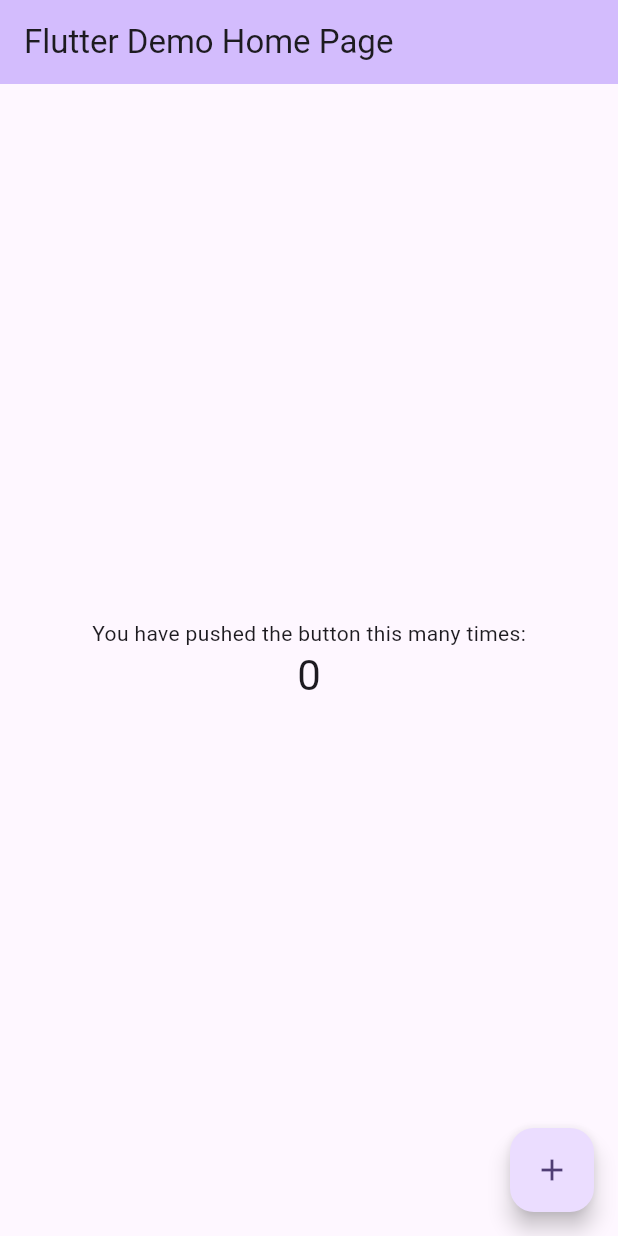
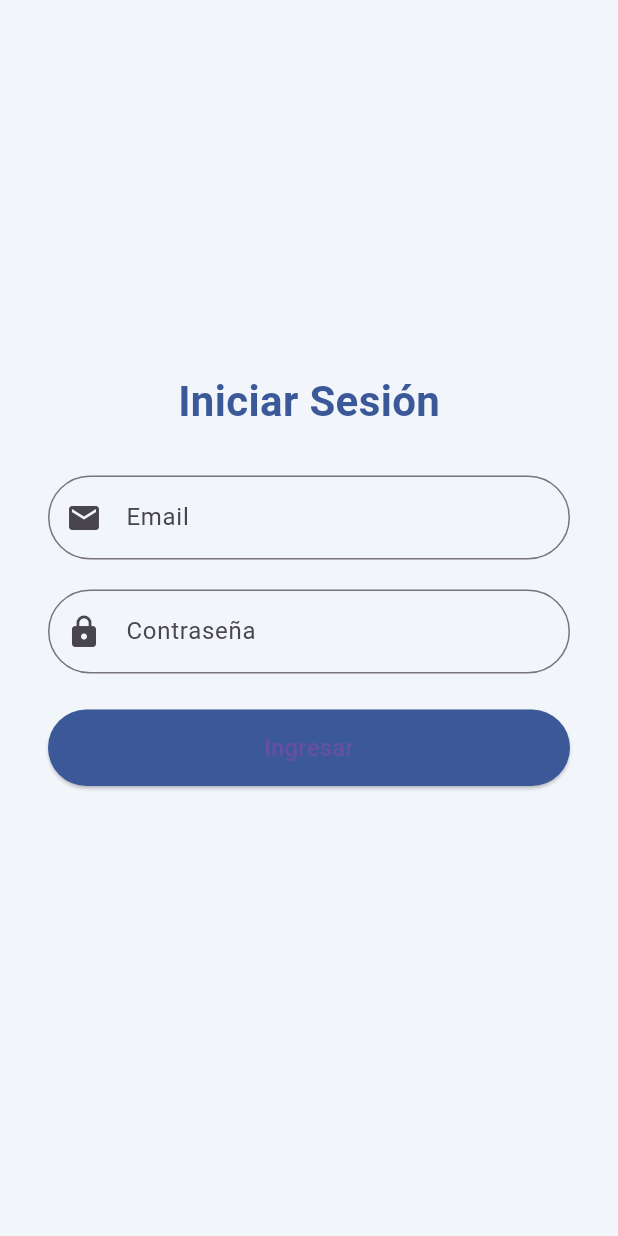
Before and after one commit to EstefaniaM08/Proyecto-Nomina-Frontend, a Flutter app: the screen it shows after launch, on a phone screen of 412 x 824 dp. Run offline on Flutter 3.47's test engine with Material 3 defaults, Android fonts, the phone set to English and light mode, and no system bars.

Commit message:
HU001: implementación de pantalla de login

```diff
--- /dev/null
+++ b/lib/login.dart
@@ -0,0 +1,137 @@
+// login.dart
+import 'package:flutter/material.dart';
+import 'usuario.dart';
+import 'api_service.dart';
+import 'menu_principal.dart';
+import 'registro_screen.dart';
+
+class LoginScreen extends StatefulWidget {
+  const LoginScreen({super.key});
+
+  @override
+  State<LoginScreen> createState() => _LoginScreenState();
+}
+
+class _LoginScreenState extends State<LoginScreen> {
+  final _formKey = GlobalKey<FormState>();
+  final emailController = TextEditingController();
+  final passwordController = TextEditingController();
+  String mensaje = '';
+  bool cargando = false;
+
+  void _login() async {
+    if (!_formKey.currentState!.validate()) return;
+
+    setState(() {
+      cargando = true;
+      mensaje = '';
+    });
+
+    final usuario = Usuario(
+      email: emailController.text.trim(),
+      password: passwordController.text,
+    );
+
+    try {
+      final loginExitoso = await loginUsuario(usuario);
+
+      if (loginExitoso) {
+        Navigator.pushReplacement(
+          context,
+          MaterialPageRoute(
+            builder: (context) => MenuPrincipal(email: usuario.email),
+          ),
+        );
+      } else {
+        setState(() {
+          mensaje = "❌ Credenciales incorrectas";
+        });
+      }
+    } catch (e) {
+      setState(() {
+        mensaje = "❌ Error: ${e.toString()}";
+      });
+    } finally {
+      setState(() {
+        cargando = false;
+      });
+    }
+  }
+
+  String? _validarEmail(String? value) {
+    if (value == null || value.isEmpty) return "El correo es obligatorio";
+    final emailRegex = RegExp(r'^[^@]+@[^@]+\.[^@]+');
+    if (!emailRegex.hasMatch(value)) return "Ingrese un correo válido";
+    return null;
+  }
+
+  String? _validarPassword(String? value) {
+    if (value == null || value.isEmpty) return "La contraseña es obligatoria";
+    return null;
+  }
+
+  @override
+  Widget build(BuildContext context) {
+    return Scaffold(
+      body: Center(
+        child: SingleChildScrollView(
+          padding: const EdgeInsets.all(32),
+          child: Form(
+            key: _formKey,
+            child: Column(
+              children: [
+                const Text(
+                  "Iniciar Sesión",
+                  style: TextStyle(
+                    fontSize: 28,
+                    fontWeight: FontWeight.bold,
+                    color: Color(0xFF3B5998),
+                  ),
+                ),
+                const SizedBox(height: 30),
+                TextFormField(
+                  controller: emailController,
+                  validator: _validarEmail,
+                  keyboardType: TextInputType.emailAddress,
+                  decoration: const InputDecoration(
+                    hintText: "Email",
+                    prefixIcon: Icon(Icons.email),
+                  ),
+                ),
+                const SizedBox(height: 20),
+                TextFormField(
+                  controller: passwordController,
+                  validator: _validarPassword,
+                  obscureText: true,
+                  decoration: const InputDecoration(
+                    hintText: "Contraseña",
+                    prefixIcon: Icon(Icons.lock),
+                  ),
+                ),
+                const SizedBox(height: 24),
+                SizedBox(
+                  width: double.infinity,
+                  child: ElevatedButton(
+                    onPressed: cargando ? null : _login,
+                    style: ElevatedButton.styleFrom(
+                      backgroundColor: const Color(0xFF3B5998),
+                      padding: const EdgeInsets.symmetric(vertical: 14),
+                      shape: RoundedRectangleBorder(borderRadius: BorderRadius.circular(30)),
+                    ),
+                    child: cargando
+                        ? const CircularProgressIndicator(color: Colors.white)
+                        : const Text("Ingresar", style: TextStyle(fontSize: 16)),
+                  ),
+                ),
+                const SizedBox(height: 16),
+                Text(mensaje, style: const TextStyle(color: Colors.red)),
+                const SizedBox(height: 16),
+
+              ],
+            ),
+          ),
+        ),
+      ),
+    );
+  }
+}
--- a/lib/main.dart
+++ b/lib/main.dart
@@ -1,122 +1,28 @@
 import 'package:flutter/material.dart';
+import 'login.dart';
 
 void main() {
-  runApp(const MyApp());
+  runApp(const NominaApp());
 }
 
-class MyApp extends StatelessWidget {
-  const MyApp({super.key});
+class NominaApp extends StatelessWidget {
+  const NominaApp({super.key});
 
-  // This widget is the root of your application.
   @override
   Widget build(BuildContext context) {
     return MaterialApp(
-      title: 'Flutter Demo',
+      title: 'App Nómina',
+      debugShowCheckedModeBanner: false,
       theme: ThemeData(
-        // This is the theme of your application.
-        //
-        // TRY THIS: Try running your application with "flutter run". You'll see
-        // the application has a purple toolbar. Then, without quitting the app,
-        // try changing the seedColor in the colorScheme below to Colors.green
-        // and then invoke "hot reload" (save your changes or press the "hot
-        // reload" button in a Flutter-supported IDE, or press "r" if you used
-        // the command line to start the app).
-        //
-        // Notice that the counter didn't reset back to zero; the application
-        // state is not lost during the reload. To reset the state, use hot
-        // restart instead.
-        //
-        // This works for code too, not just values: Most code changes can be
-        // tested with just a hot reload.
-        colorScheme: ColorScheme.fromSeed(seedColor: Colors.deepPurple),
+        primarySwatch: Colors.blue,
+        scaffoldBackgroundColor: const Color(0xFFF2F5FA),
+        inputDecorationTheme: const InputDecorationTheme(
+          border: OutlineInputBorder(
+            borderRadius: BorderRadius.all(Radius.circular(30)),
+          ),
+        ),
       ),
-      home: const MyHomePage(title: 'Flutter Demo Home Page'),
+      home: const LoginScreen(), // <- usa la clase importada desde login.dart
     );
   }
 }
-
-class MyHomePage extends StatefulWidget {
-  const MyHomePage({super.key, required this.title});
-
-  // This widget is the home page of your application. It is stateful, meaning
-  // that it has a State object (defined below) that contains fields that affect
-  // how it looks.
-
-  // This class is the configuration for the state. It holds the values (in this
-  // case the title) provided by the parent (in this case the App widget) and
-  // used by the build method of the State. Fields in a Widget subclass are
-  // always marked "final".
-
-  final String title;
-
-  @override
-  State<MyHomePage> createState() => _MyHomePageState();
-}
-
-class _MyHomePageState extends State<MyHomePage> {
-  int _counter = 0;
-
-  void _incrementCounter() {
-    setState(() {
-      // This call to setState tells the Flutter framework that something has
-      // changed in this State, which causes it to rerun the build method below
-      // so that the display can reflect the updated values. If we changed
-      // _counter without calling setState(), then the build method would not be
-      // called again, and so nothing would appear to happen.
-      _counter++;
-    });
-  }
-
-  @override
-  Widget build(BuildContext context) {
-    // This method is rerun every time setState is called, for instance as done
-    // by the _incrementCounter method above.
-    //
-    // The Flutter framework has been optimized to make rerunning build methods
-    // fast, so that you can just rebuild anything that needs updating rather
-    // than having to individually change instances of widgets.
-    return Scaffold(
-      appBar: AppBar(
-        // TRY THIS: Try changing the color here to a specific color (to
-        // Colors.amber, perhaps?) and trigger a hot reload to see the AppBar
-        // change color while the other colors stay the same.
-        backgroundColor: Theme.of(context).colorScheme.inversePrimary,
-        // Here we take the value from the MyHomePage object that was created by
-        // the App.build method, and use it to set our appbar title.
-        title: Text(widget.title),
-      ),
-      body: Center(
-        // Center is a layout widget. It takes a single child and positions it
-        // in the middle of the parent.
-        child: Column(
-          // Column is also a layout widget. It takes a list of children and
-          // arranges them vertically. By default, it sizes itself to fit its
-          // children horizontally, and tries to be as tall as its parent.
-          //
-          // Column has various properties to control how it sizes itself and
-          // how it positions its children. Here we use mainAxisAlignment to
-          // center the children vertically; the main axis here is the vertical
-          // axis because Columns are vertical (the cross axis would be
-          // horizontal).
-          //
-          // TRY THIS: Invoke "debug painting" (choose the "Toggle Debug Paint"
-          // action in the IDE, or press "p" in the console), to see the
-          // wireframe for each widget.
-          mainAxisAlignment: MainAxisAlignment.center,
-          children: <Widget>[
-            const Text('You have pushed the button this many times:'),
-            Text(
-              '$_counter',
-              style: Theme.of(context).textTheme.headlineMedium,
-            ),
-          ],
-        ),
-      ),
-      floatingActionButton: FloatingActionButton(
-        onPressed: _incrementCounter,
-        tooltip: 'Increment',
-        child: const Icon(Icons.add),
-      ), // This trailing comma makes auto-formatting nicer for build methods.
-    );
-  }
-}
--- /dev/null
+++ b/lib/usuario.dart
@@ -0,0 +1,13 @@
+class Usuario {
+  final String email;
+  final String password;
+
+  Usuario({required this.email, required this.password});
+
+  Map<String, dynamic> toJson() {
+    return {
+      'email': email,
+      'password': password,
+    };
+  }
+}
--- a/pubspec.yaml
+++ b/pubspec.yaml
@@ -34,6 +34,7 @@ dependencies:
   # The following adds the Cupertino Icons font to your application.
   # Use with the CupertinoIcons class for iOS style icons.
   cupertino_icons: ^1.0.8
+  http: ^1.3.0
 
 dev_dependencies:
   flutter_test:
```
Also changed, not shown: lib/api_service.dart (added, +22 -0 lines), lib/menu_principal.dart (added, +88 -0 lines), lib/registro_screen.dart (added), pubspec.lock, 1 other file.
